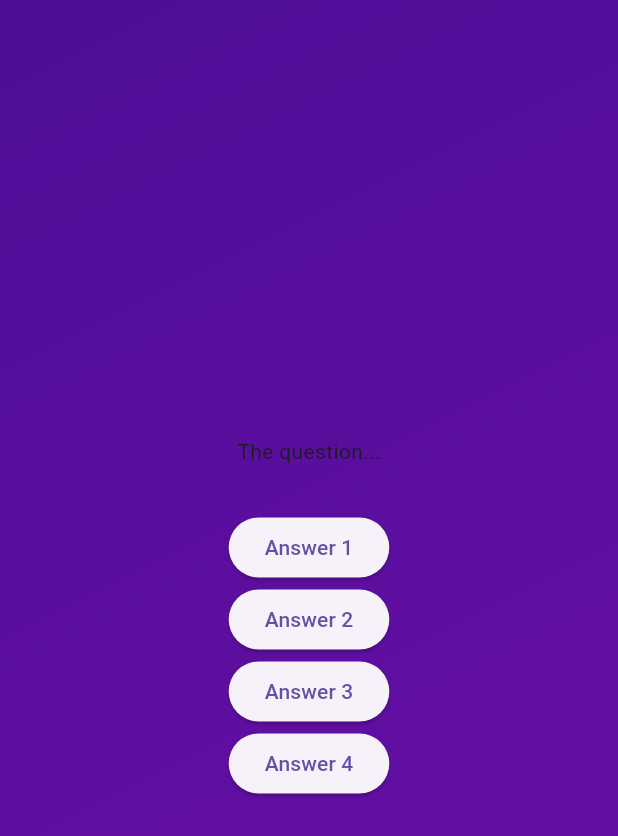
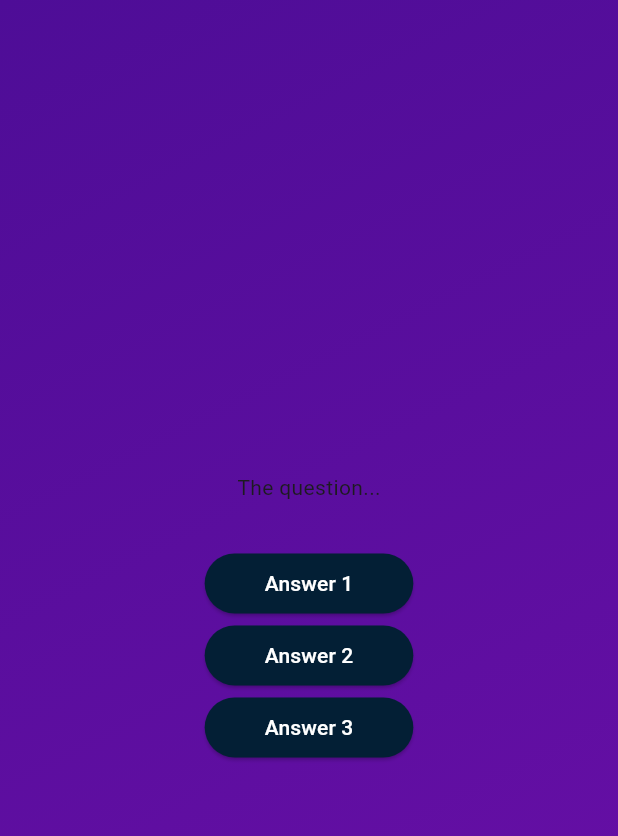
Before and after one commit to AnicetFantomas/Flutter-quiz-app, a Flutter app: the screen it shows after launch, after a tap on "Start Quiz", on a phone screen of 412 x 824 dp. Shown: the top 836 px of the screen. Run offline on Flutter 3.47's test engine with Material 3 defaults, Android fonts, the phone set to English and light mode, and no system bars.

Commit message:
Style the buttons

```diff
--- /dev/null
+++ b/lib/answer_button.dart
@@ -0,0 +1,26 @@
+import 'package:flutter/material.dart';
+
+class AnswerButton extends StatelessWidget {
+  const AnswerButton({
+    super.key,
+    required this.answerText,
+    required this.onTap,
+  });
+
+  final String answerText;
+  final void Function() onTap;
+
+  @override
+  Widget build(context) {
+    return ElevatedButton(
+      onPressed: () {},
+      style: ElevatedButton.styleFrom(
+        padding: const EdgeInsets.symmetric(vertical: 10, horizontal: 40),
+        backgroundColor: const Color.fromARGB(255, 3, 31, 53),
+        foregroundColor: Colors.white,
+        shape: RoundedRectangleBorder(borderRadius: BorderRadius.circular(40) ),
+      ),
+      child: Text(answerText),
+    );
+  }
+}
--- a/lib/question_sceen.dart
+++ b/lib/question_sceen.dart
@@ -1,4 +1,5 @@
 import 'package:flutter/material.dart';
+import 'package:quiz_app/answer_button.dart';
 
 class QuestionScreen extends StatefulWidget {
   const QuestionScreen({super.key});
@@ -18,22 +19,9 @@ class _QuestionScreenState extends State<QuestionScreen> {
         children: [
           const Text('The question...'),
           const SizedBox(height: 30),
-          ElevatedButton(
-            onPressed: () {},
-            child: const Text('Answer 1'),
-          ),
-          ElevatedButton(
-            onPressed: () {},
-            child: const Text('Answer 2'),
-          ),
-          ElevatedButton(
-            onPressed: () {},
-            child: const Text('Answer 3'),
-          ),
-          ElevatedButton(
-            onPressed: () {},
-            child: const Text('Answer 4'),
-          ),
+          AnswerButton(answerText: 'Answer 1', onTap: () {}),
+          AnswerButton(answerText: 'Answer 2', onTap: () {}),
+          AnswerButton(answerText: 'Answer 3', onTap: () {}),
         ],
       ),
     );
```
